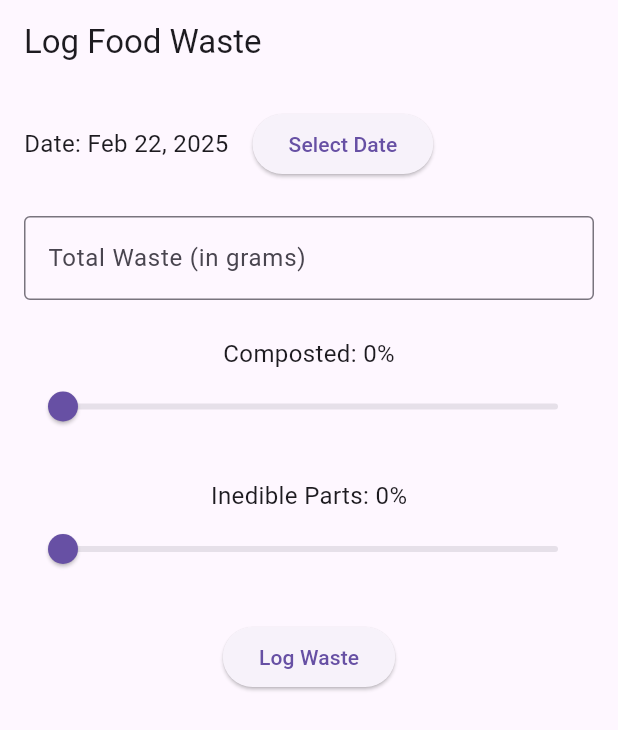
After one commit to jbrun001/foodmanager, a Flutter app: the WasteLogScreen screen opened by its route, on a phone screen of 412 x 824 dp. The commit adds this screen. Shown: the top 730 px of the screen. Run offline on Flutter 3.47's test engine with Material 3 defaults, Android fonts, the light colour scheme and no system bars; our stand-ins replace cached_network_image, cloud_firestore, firebase_auth, firebase_core, go_router, google_sign_in and 1 more; accounts and stored records are empty; generated files the repository leaves out were written again.

Commit message:
Issue #12 waste log screen initial commit

```diff
--- a/lib/main.dart
+++ b/lib/main.dart
@@ -10,6 +10,7 @@ import 'screens/food_waste_log.dart';
 import 'screens/pocfirebase_screen.dart';
 import 'screens/signup_screen.dart';
 import 'screens/user_profile_screen.dart';
+import 'screens/waste_log_screen.dart';
 import 'package:firebase_core/firebase_core.dart';
 import 'firebase_options.dart'; // needed to support cross platform
 import 'services/firebase_service.dart'; // all the database interaction
@@ -76,7 +77,7 @@ GoRouter _router(FirebaseService firebaseService) {
       GoRoute(
         path: '/waste',
         builder: (context, state) =>
-            FoodWasteLogScreen(firebaseService: firebaseService),
+            WasteLogScreen(firebaseService: firebaseService),
       ),
       GoRoute(
         path: '/firebase',
--- /dev/null
+++ b/lib/screens/waste_log_screen.dart
@@ -0,0 +1,187 @@
+import 'package:flutter/material.dart';
+import 'package:intl/intl.dart';
+import 'package:go_router/go_router.dart'; // if you use go_router
+import '../services/firebase_service.dart';
+
+class WasteLogScreen extends StatefulWidget {
+  final FirebaseService firebaseService;
+
+  const WasteLogScreen({Key? key, required this.firebaseService})
+      : super(key: key);
+
+  @override
+  _WasteLogScreenState createState() => _WasteLogScreenState();
+}
+
+class _WasteLogScreenState extends State<WasteLogScreen> {
+  // weekStart is the previous Sunday
+  DateTime _weekStart =
+      DateTime(DateTime.now().year, DateTime.now().month, DateTime.now().day)
+          .subtract(Duration(days: DateTime.now().weekday % 7));
+
+  // fields used on the screen
+  DateTime _selectedDate = DateTime.now();
+  final TextEditingController _totalWasteController = TextEditingController();
+  double _compostedPercentage = 0.0; // 0% - 100%
+  double _inediblePercentage = 0.0; // 0% - 100%
+
+  @override
+  void dispose() {
+    _totalWasteController.dispose();
+    super.dispose();
+  }
+
+  void _pickDate(BuildContext context) async {
+    final DateTime? picked = await showDatePicker(
+      context: context,
+      initialDate: _selectedDate,
+      firstDate: DateTime(2024),
+      lastDate: DateTime(2100),
+    );
+    if (picked != null) {
+      final int offsetToSunday = picked.weekday % 7; // 0 for Sun, 1 for Mon
+      setState(() {
+        _selectedDate = picked;
+        _weekStart = picked.subtract(Duration(days: offsetToSunday));
+      });
+    }
+  }
+
+  // saves the waste log using firebaseService.
+  Future<void> _saveWasteLog() async {
+    final userId = widget.firebaseService.getCurrentUserId();
+    if (userId.isEmpty) {
+      // if user is not logged in, redirect to login
+      context.go('/');
+      return;
+    }
+
+    final wasteAmount = double.tryParse(_totalWasteController.text);
+    if (wasteAmount == null || wasteAmount < 0) {
+      ScaffoldMessenger.of(context).showSnackBar(
+        const SnackBar(content: Text('Please enter a valid waste amount.')),
+      );
+      return;
+    }
+
+    // calculate composted and inedible amounts in grams
+    final compostedAmount = wasteAmount * (_compostedPercentage / 100.0);
+    final inedibleAmount = wasteAmount * (_inediblePercentage / 100.0);
+
+    // generate a unique ID for the waste log (e.g. timestamp)
+    final wasteId = DateTime.now().millisecondsSinceEpoch.toString();
+
+    try {
+      await widget.firebaseService.addWasteLog(
+        userId: userId,
+        wasteId: wasteId,
+        week: _weekStart, // start of the week for grouping
+        logDate: _selectedDate, // actual log date
+        amount: wasteAmount,
+        composted: compostedAmount,
+        inedibleParts: inedibleAmount,
+      );
+
+      // Clear inputs
+      setState(() {
+        _totalWasteController.clear();
+        _compostedPercentage = 0.0;
+        _inediblePercentage = 0.0;
+      });
+
+      ScaffoldMessenger.of(context).showSnackBar(
+        const SnackBar(content: Text('Waste log added successfully!')),
+      );
+    } catch (e) {
+      ScaffoldMessenger.of(context).showSnackBar(
+        SnackBar(content: Text('Error adding waste log: $e')),
+      );
+    }
+  }
+
+  @override
+  Widget build(BuildContext context) {
+    return Scaffold(
+      appBar: AppBar(
+        title: const Text('Log Food Waste'),
+      ),
+      body: Padding(
+        padding: const EdgeInsets.all(16.0),
+        child: Column(
+          children: [
+            // Date Row
+            Row(
+              children: [
+                Text(
+                  'Date: ${DateFormat.yMMMd().format(_selectedDate)}',
+                  style: const TextStyle(fontSize: 16),
+                ),
+                const SizedBox(width: 16),
+                ElevatedButton(
+                  onPressed: () => _pickDate(context),
+                  child: const Text('Select Date'),
+                ),
+              ],
+            ),
+            const SizedBox(height: 24),
+
+            // total waste input
+            TextField(
+              controller: _totalWasteController,
+              keyboardType: TextInputType.number,
+              decoration: const InputDecoration(
+                labelText: 'Total Waste (in grams)',
+                border: OutlineInputBorder(),
+              ),
+            ),
+            const SizedBox(height: 24),
+
+            // composted slider
+            Text(
+              'Composted: ${_compostedPercentage.toStringAsFixed(0)}%',
+              style: const TextStyle(fontSize: 16),
+            ),
+            Slider(
+              value: _compostedPercentage,
+              min: 0,
+              max: 100,
+              divisions: 100,
+              label: '${_compostedPercentage.toStringAsFixed(0)}%',
+              onChanged: (value) {
+                setState(() {
+                  _compostedPercentage = value;
+                });
+              },
+            ),
+            const SizedBox(height: 24),
+
+            // inedible parts slider
+            Text(
+              'Inedible Parts: ${_inediblePercentage.toStringAsFixed(0)}%',
+              style: const TextStyle(fontSize: 16),
+            ),
+            Slider(
+              value: _inediblePercentage,
+              min: 0,
+              max: 100,
+              divisions: 100,
+              label: '${_inediblePercentage.toStringAsFixed(0)}%',
+              onChanged: (value) {
+                setState(() {
+                  _inediblePercentage = value;
+                });
+              },
+            ),
+            const SizedBox(height: 24),
+
+            // Submit button
+            ElevatedButton(
+              onPressed: _saveWasteLog,
+              child: const Text('Log Waste'),
+            ),
+          ],
+        ),
+      ),
+    );
+  }
+}
```
